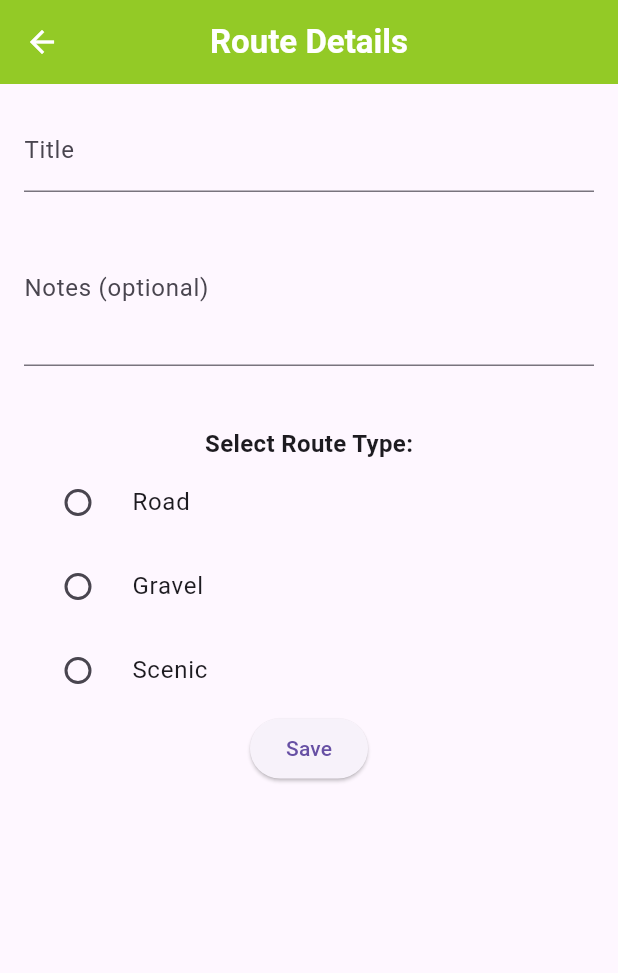
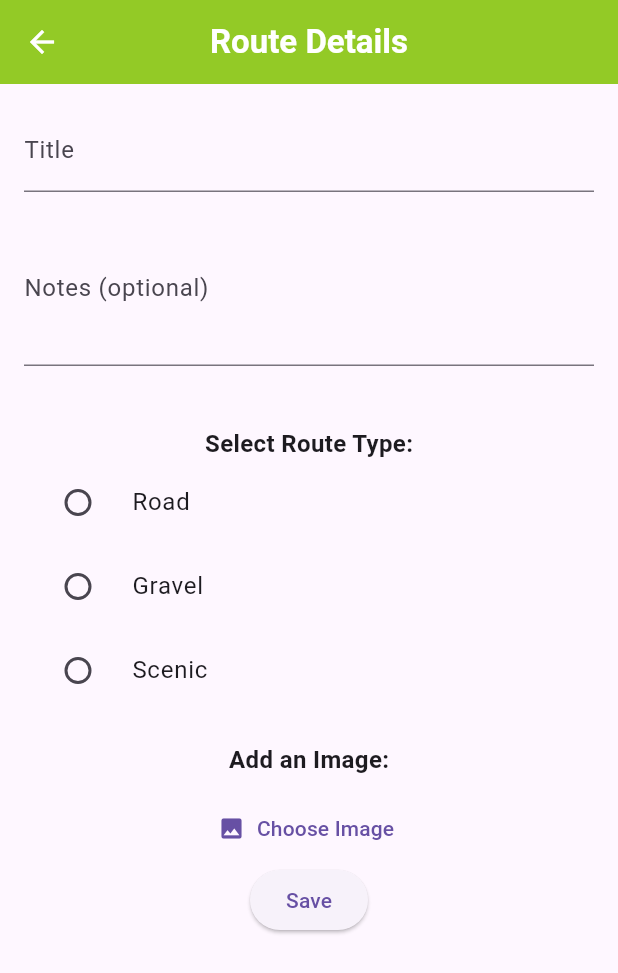
Before and after one commit to raphaelsihoo/CSI210, a Flutter app: the RouteDetailsScreen screen opened directly with empty values, on a phone screen of 412 x 824 dp. Shown: the top 973 px of the screen. Run offline on Flutter 3.47's test engine with Material 3 defaults, Android fonts, the phone set to English and light mode, and no system bars; our stand-ins replace google_maps_flutter, image_picker, shared_preferences; accounts and stored records are empty.

Commit message:
added feature that allows users to upload an image on a saved route

```diff
--- a/chestertown_bike/lib/data/models.dart
+++ b/chestertown_bike/lib/data/models.dart
@@ -1,5 +1,6 @@
 // lib/data/models.dart
 import 'dart:convert';
+import 'dart:typed_data';
 import 'package:google_maps_flutter/google_maps_flutter.dart';
 
 // Represents one saved bike route.
@@ -10,6 +11,8 @@ class SavedRoute {
   final List<LatLng> points; // ordered points the user tapped
   final DateTime createdAt; // when it was created
   final String routeType;
+  final String? imagePath;
+  Uint8List? imageBytes;
 
   SavedRoute({
     required this.id,
@@ -18,6 +21,8 @@ class SavedRoute {
     required this.points,
     required this.createdAt,
     required this.routeType,
+    this.imagePath,
+    this.imageBytes,
   }); // constructor
 
   // Convert SavedRoute to a Map for serialization. (to save)
@@ -32,6 +37,8 @@ class SavedRoute {
         .map((p) => {'lat': p.latitude, 'lng': p.longitude})
         .toList(),
     'routeType': routeType,
+    'imagePath': imagePath,
+    'imageBytes': imageBytes != null ? base64Encode(imageBytes!) : null,
   };
 
   // Recreate object from saved Map. (to load)
@@ -56,6 +63,10 @@ class SavedRoute {
       points: pts,
       createdAt: DateTime.parse(json['createdAt']),
       routeType: json['routeType'] ?? 'unknown',
+      imagePath: json['imagePath'],
+      imageBytes: json['imageBytes'] != null
+        ? base64Decode(json['imageBytes'])
+        : null,
     );
   }
 }
--- a/chestertown_bike/lib/data/repository.dart
+++ b/chestertown_bike/lib/data/repository.dart
@@ -34,7 +34,11 @@ class RouteRepository {
   Future<void> saveAll() async {
     // saveAll(): A method that serializes the current list of bike routes and saves them to local storage for persistent storage.
     final prefs = await SharedPreferences.getInstance();
-    final jsonList = _routes.map((r) => r.toJson()).toList(); // r.toJson() from models.dart / r = one SavedRoute object (map: <String, dynamic> like a dictionary  in Python)
+    final jsonList = _routes.map((r) {
+      final map = r.toJson();
+      map['imageBytes'] = r.imageBytes != null ? base64Encode(r.imageBytes!) : null;
+      return map;
+    }).toList();
     await prefs.setString('routes', jsonEncode(jsonList)); // pair key 'routes' with the serialized JSON string of routes, which is jsonEncode(jsonList). *jsonList is converted to JSON string using jsonEncode().
   }
 
--- a/chestertown_bike/lib/screens/route_details.dart
+++ b/chestertown_bike/lib/screens/route_details.dart
@@ -1,6 +1,8 @@
 import 'package:flutter/material.dart';
 import 'package:google_maps_flutter/google_maps_flutter.dart';
 import '../data/models.dart';
+import 'package:image_picker/image_picker.dart';
+import 'dart:typed_data'; // for web image bytes
 
 // RouteDetailsScreen: A screen that allows users to input details for a bike route, including title and notes, and returns a SavedRoute object upon submission.
 class RouteDetailsScreen extends StatefulWidget {
@@ -20,6 +22,8 @@ class _RouteDetailsScreenState extends State<RouteDetailsScreen> {
   final _titleCtrl = TextEditingController();
   final _noteCtrl = TextEditingController();
   String _routeType = ''; // default
+  Uint8List? _imageBytes; // image data for preview & saving
+  String? _imageName; // store file name for persistence
 
   @override
   void dispose() {
@@ -39,11 +43,28 @@ class _RouteDetailsScreenState extends State<RouteDetailsScreen> {
         points: List<LatLng>.from(widget.points),
         createdAt: DateTime.now(),
         routeType: _routeType,
+        imagePath: _imageName,
+        imageBytes: _imageBytes,
       );
       Navigator.pop(
         context,
         route,
       ); // return to caller with the route (going back to MapScreen with the new route data)
+    }
+  }
+
+  Future<void> _pickImage() async {
+    final ImagePicker picker = ImagePicker();
+
+    final XFile? file = await picker.pickImage(source: ImageSource.gallery);
+
+    if (file != null) {
+      final bytes = await file.readAsBytes();
+
+      setState(() {
+        _imageBytes = bytes;
+        _imageName = file.name;
+      });
     }
   }
 
@@ -114,6 +135,33 @@ class _RouteDetailsScreenState extends State<RouteDetailsScreen> {
                 },
               ),
 
+              const SizedBox(height: 20),
+              Text(
+                "Add an Image:",
+                style: TextStyle(fontSize: 16, fontWeight: FontWeight.bold),
+              ),
+
+              const SizedBox(height: 10),
+              if (_imageBytes != null)
+                Container(
+                  height: 150,
+                  width: double.infinity,
+                  decoration: BoxDecoration(
+                    borderRadius: BorderRadius.circular(12),
+                    border: Border.all(color: Colors.blueGrey),
+                  ),
+                  child: ClipRRect(
+                    borderRadius: BorderRadiusGeometry.circular(12),
+                    child: Image.memory(_imageBytes!, fit: BoxFit.cover),
+                  ),
+                ),
+
+              TextButton.icon(
+                onPressed: _pickImage,
+                icon: const Icon(Icons.photo),
+                label: const Text("Choose Image"),
+              ),
+
               ElevatedButton(
                 onPressed: _submit,
                 child: const Text('Save'),
```
Also changed, not shown: chestertown_bike/lib/screens/route_view.dart (+20 -5 lines), chestertown_bike/lib/screens/saved_route_list.dart (+13 -1 lines).
